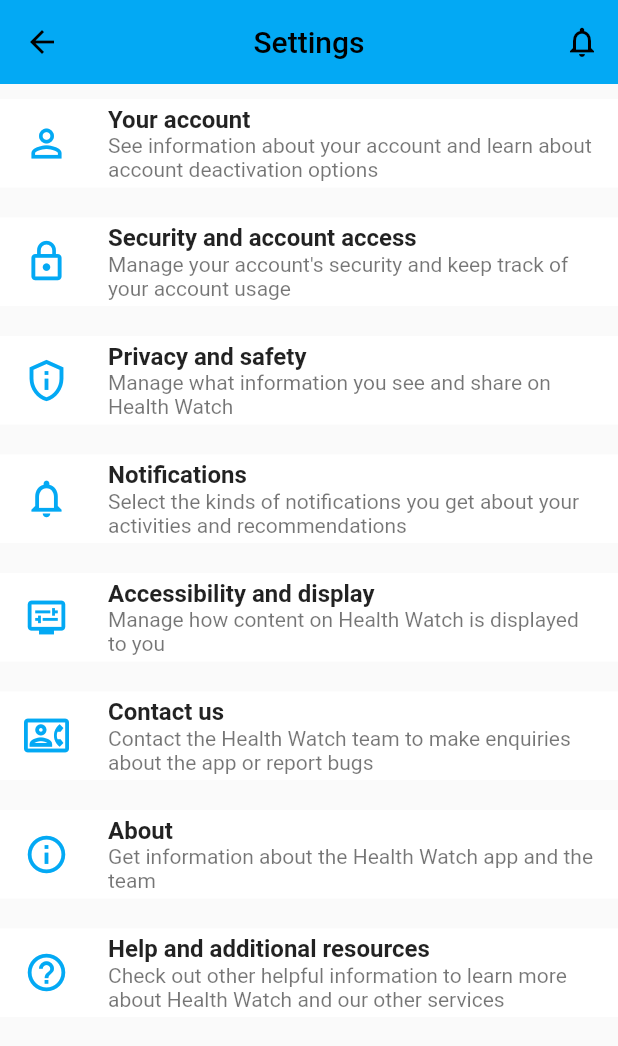
After one commit to ManuelSena19/health-watch, a Flutter app: the SettingsScreen screen opened by its route, on a phone screen of 412 x 824 dp. The commit adds this screen. Shown: the top 1046 px of the screen. Run offline on Flutter 3.47's test engine with Material 2 defaults, Android fonts, the phone set to English and light mode, and no system bars; our stand-ins replace cloud_firestore, email_validator, firebase_auth, firebase_core, firebase_storage, font_awesome_flutter and 4 more; accounts and stored records are empty.

Commit message:
started settings screen

```diff
--- a/lib/constants/routes.dart
+++ b/lib/constants/routes.dart
@@ -11,3 +11,4 @@
 const detailsRoute = 'pharmacist-details/';
 const successRoute = '/successful-booking/';
 const chatRoute = '/chat-screen/';
+const settingsRoute = '/settings-screen/';
--- a/lib/main.dart
+++ b/lib/main.dart
@@ -12,6 +12,7 @@
 import 'package:health_watch/screens/profile_screen.dart';
 import 'package:health_watch/screens/register_screen.dart';
 import 'package:health_watch/screens/reset_password_screen.dart';
+import 'package:health_watch/screens/settings_screen.dart';
 import 'package:health_watch/screens/successful_booking_screen.dart';
 import 'package:health_watch/screens/verify_email_screen.dart';
 import 'constants/routes.dart';
@@ -53,6 +54,7 @@
         detailsRoute: (context) => const PharmacistDetailsScreen(),
         successRoute: (context) => const AppointmentBooked(),
         chatRoute: (context) => const ChatScreen(),
+        settingsRoute: (context) => const SettingsScreen(),
       },
     );
   }
--- a/lib/screens/home_screen.dart
+++ b/lib/screens/home_screen.dart
@@ -40,7 +40,7 @@
         showUnselectedLabels: false,
         showSelectedLabels: false,
         selectedItemColor: Colors.lightBlue,
-        unselectedItemColor: Colors.black,
+        unselectedItemColor: Colors.grey,
         iconSize: 30,
         elevation: 0,
         items: const [
--- /dev/null
+++ b/lib/screens/settings_screen.dart
@@ -0,0 +1,160 @@
+import 'package:flutter/cupertino.dart';
+import 'package:flutter/material.dart';
+import 'package:health_watch/utilities/appbar_widget.dart';
+
+class SettingsScreen extends StatefulWidget {
+  const SettingsScreen({super.key});
+
+  @override
+  State<SettingsScreen> createState() => _SettingsScreenState();
+}
+
+class _SettingsScreenState extends State<SettingsScreen> {
+  @override
+  Widget build(BuildContext context) {
+    return Scaffold(
+      appBar: appbarWidget('Settings'),
+      body: ListView(
+        scrollDirection: Axis.vertical,
+        children: [
+          const SizedBox(height: 10),
+          ListTile(
+            leading: const Icon(
+              Icons.person_outline,
+              color: Colors.lightBlue,
+              size: 30,
+            ),
+            title: const Text(
+              'Your account',
+              style: TextStyle(fontWeight: FontWeight.bold),
+            ),
+            subtitle: const Text(
+              'See information about your account and learn about account deactivation options',
+            ),
+            tileColor: Colors.white,
+            onTap: () {},
+          ),
+          const SizedBox(height: 20),
+          ListTile(
+            leading: const Icon(
+              Icons.lock_outline,
+              color: Colors.lightBlue,
+              size: 30,
+            ),
+            title: const Text(
+              'Security and account access',
+              style: TextStyle(fontWeight: FontWeight.bold),
+            ),
+            subtitle: const Text(
+              "Manage your account's security and keep track of your account usage",
+            ),
+            tileColor: Colors.white,
+            onTap: () {},
+          ),
+          const SizedBox(height: 20),
+          ListTile(
+            leading: const Icon(
+              Icons.privacy_tip_outlined,
+              color: Colors.lightBlue,
+              size: 30,
+            ),
+            title: const Text(
+              'Privacy and safety',
+              style: TextStyle(fontWeight: FontWeight.bold),
+            ),
+            subtitle: const Text(
+              "Manage what information you see and share on Health Watch",
+            ),
+            tileColor: Colors.white,
+            onTap: () {},
+          ),
+          const SizedBox(height: 20),
+          ListTile(
+            leading: const Icon(
+              Icons.notifications_outlined,
+              color: Colors.lightBlue,
+              size: 30,
+            ),
+            title: const Text(
+              'Notifications',
+              style: TextStyle(fontWeight: FontWeight.bold),
+            ),
+            subtitle: const Text(
+              "Select the kinds of notifications you get about your activities and recommendations",
+            ),
+            tileColor: Colors.white,
+            onTap: () {},
+          ),
+          const SizedBox(height: 20),
+          ListTile(
+            leading: const Icon(
+              Icons.display_settings_outlined,
+              color: Colors.lightBlue,
+              size: 30,
+            ),
+            title: const Text(
+              'Accessibility and display',
+              style: TextStyle(fontWeight: FontWeight.bold),
+            ),
+            subtitle: const Text(
+              "Manage how content on Health Watch is displayed to you",
+            ),
+            tileColor: Colors.white,
+            onTap: () {},
+          ),
+          const SizedBox(height: 20),
+          ListTile(
+            leading: const Icon(
+              Icons.contact_phone_outlined,
+              color: Colors.lightBlue,
+              size: 30,
+            ),
+            title: const Text(
+              'Contact us',
+              style: TextStyle(fontWeight: FontWeight.bold),
+            ),
+            subtitle: const Text(
+              "Contact the Health Watch team to make enquiries about the app or report bugs",
+            ),
+            tileColor: Colors.white,
+            onTap: () {},
+          ),
+          const SizedBox(height: 20),
+          ListTile(
+            leading: const Icon(
+              Icons.info_outline,
+              color: Colors.lightBlue,
+              size: 30,
+            ),
+            title: const Text(
+              'About',
+              style: TextStyle(fontWeight: FontWeight.bold),
+            ),
+            subtitle: const Text(
+              "Get information about the Health Watch app and the team",
+            ),
+            tileColor: Colors.white,
+            onTap: () {},
+          ),
+          const SizedBox(height: 20),
+          ListTile(
+            leading: const Icon(
+              Icons.help_outline,
+              color: Colors.lightBlue,
+              size: 30,
+            ),
+            title: const Text(
+              'Help and additional resources',
+              style: TextStyle(fontWeight: FontWeight.bold),
+            ),
+            subtitle: const Text(
+              "Check out other helpful information to learn more about Health Watch and our other services",
+            ),
+            tileColor: Colors.white,
+            onTap: () {},
+          ),
+        ],
+      ),
+    );
+  }
+}
--- a/lib/utilities/drawer_widget.dart
+++ b/lib/utilities/drawer_widget.dart
@@ -127,10 +127,13 @@
                 height: 10,
                 thickness: 3,
               ),
-              const ListTile(
-                leading: Icon(Icons.settings_outlined),
-                title: Text("Settings"),
+              ListTile(
+                leading: const Icon(Icons.settings_outlined),
+                title: const Text("Settings"),
                 iconColor: Colors.lightBlue,
+                onTap: (){
+                  pushRoute(context, settingsRoute);
+                },
               ),
               ListTile(
                 leading: const Icon(Icons.logout),
```
Also changed, not shown: lib/utilities/stack_widget.dart (+6 -5 lines).
